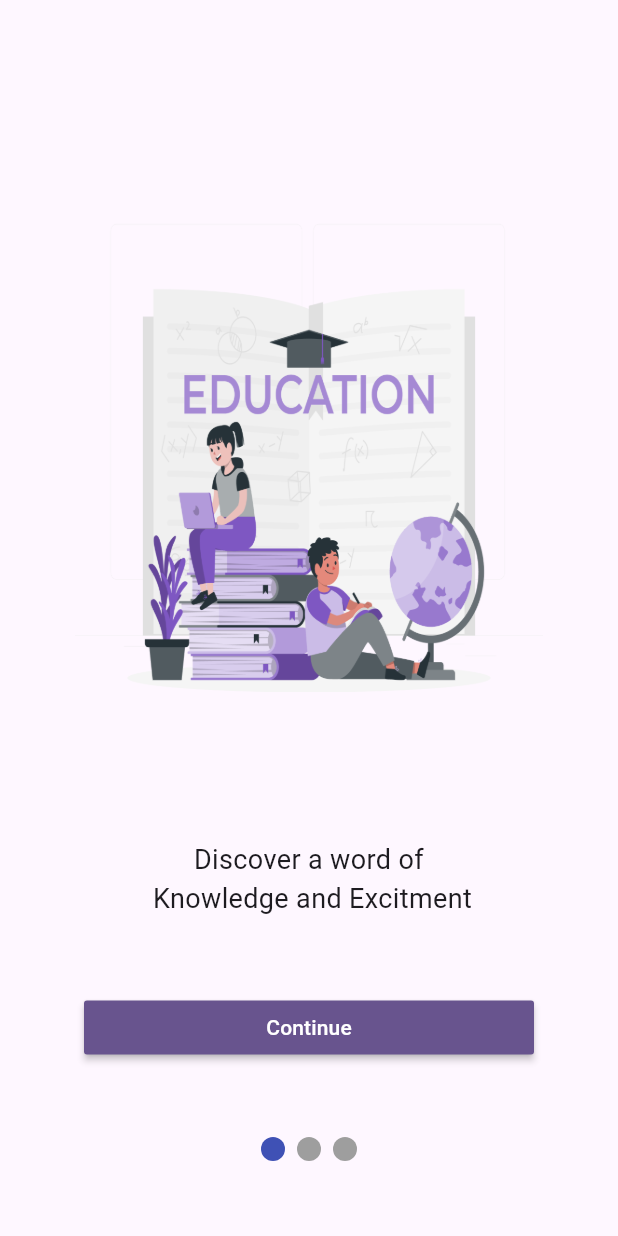
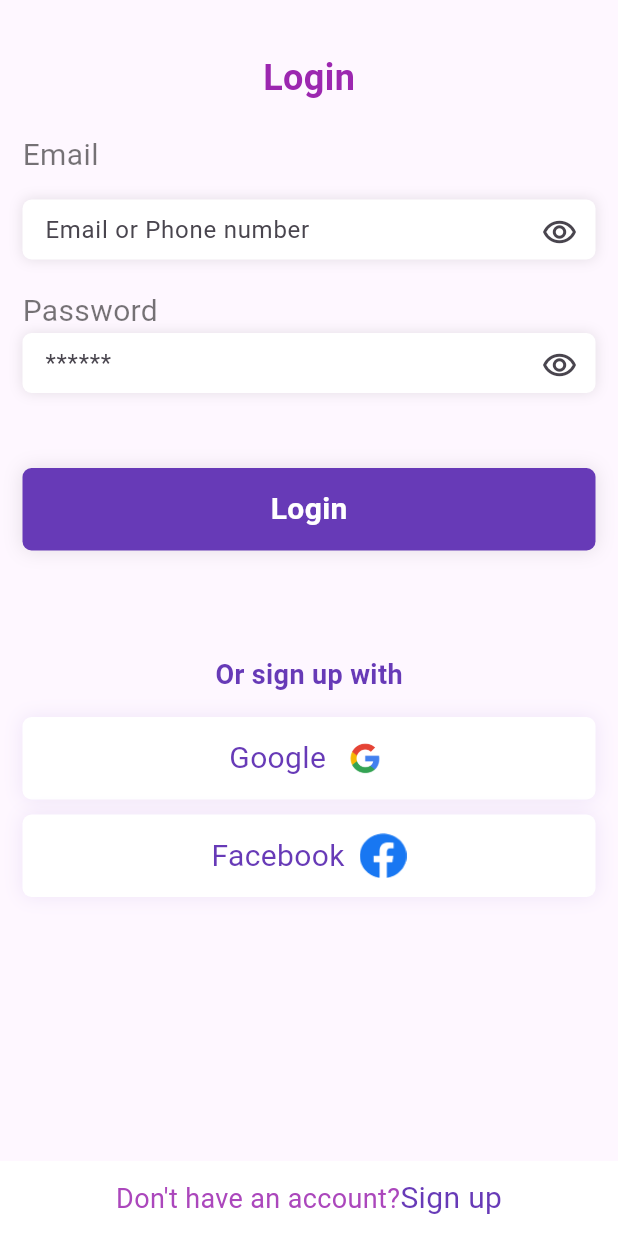
Before and after one commit to DamisolaT/Chatterchums, a Flutter app: the screen it shows after launch, on a phone screen of 412 x 824 dp. Run offline on Flutter 3.47's test engine with Material 3 defaults, Android fonts, the phone set to English and light mode, and no system bars; drawn by our look-alikes of smooth_page_indicator; our stand-ins replace get.

Commit message:
Implementing LoginScreen and SignUpScreen for Capstone Project

```diff
--- /dev/null
+++ b/lib/intro_screens/login_screen.dart
@@ -0,0 +1,111 @@
+
+import 'package:chatterchums/intro_screens/signup_screen.dart';
+import 'package:chatterchums/widgets/loginbtn.dart';
+import 'package:chatterchums/widgets/signupbtn.dart';
+import 'package:chatterchums/widgets/social_login.dart';
+import 'package:chatterchums/widgets/textformchatter.dart';
+import 'package:flutter/material.dart';
+
+class LoginScreen extends StatelessWidget {
+ LoginScreen({super.key});
+ final TextEditingController emailController = TextEditingController();
+ final TextEditingController passwordController = TextEditingController();
+
+
+
+  @override
+  Widget build(BuildContext context) {
+    return Scaffold(
+      body: SingleChildScrollView(
+        child: SafeArea(
+          child: Container(
+            width: double.infinity,
+            padding: EdgeInsets.all(15.0),
+            child: Column(
+              crossAxisAlignment: CrossAxisAlignment.start,
+              children: [
+                const SizedBox(height: 20,),
+                Container(
+                  alignment: Alignment.center,
+                  child: Text(
+                    "Login",
+                  style: TextStyle(
+                    color: Colors.purple,
+                    fontSize: 24,
+                    fontWeight: FontWeight.bold
+                  ),
+                  ),
+                ),
+                SizedBox(height: 20,),
+                Text("Email",
+                style: TextStyle(
+                  fontSize: 20,
+                  color: Colors.black54
+                ),
+                ),
+
+                SizedBox(height: 15,),
+                ////Email Input
+                TextFormChatter(
+                  controller:  emailController,
+                  obscure:  false,
+                  text: "Email or Phone number",
+                  textInputType: TextInputType.emailAddress,
+                ),
+                SizedBox(height: 20,),
+                Text(
+                  "Password",
+                  style: TextStyle(
+                      fontSize: 20,
+                      color: Colors.black54
+                  ),
+                ),
+                ////Password Input
+                TextFormChatter(
+                    controller: passwordController,
+                    text: "******",
+                    textInputType: TextInputType.text,
+                    obscure: true,
+                ),
+                SizedBox(height: 50,),
+                LoginBtn(),
+                SizedBox(height: 70,),
+                SocialLogin()
+              ],
+            ),
+          ),
+        ),
+      ),
+      bottomNavigationBar: Container(
+        height: 50,
+        color: Colors.white,
+        alignment: Alignment.center,
+        child: Row(
+          mainAxisAlignment: MainAxisAlignment.center,
+          children: [
+            Text("Don't have an account?",
+              style: TextStyle(
+                color: Colors.purple[400],
+                fontSize: 18
+              ),
+            ),
+            InkWell(
+              onTap: (){
+                Navigator.push(context, MaterialPageRoute(
+                    builder: (context) => SignUpScreen()
+                ));
+              },
+              child: Text(
+                "Sign up",
+                style: TextStyle(
+                  color: Colors.deepPurple,
+                  fontSize: 20
+                ),
+              ),
+            )
+          ],
+        ),
+      ),
+    );
+  }
+}
--- a/lib/main.dart
+++ b/lib/main.dart
@@ -1,3 +1,4 @@
+import 'package:chatterchums/intro_screens/login_screen.dart';
 import 'package:chatterchums/intro_screens/onboarding_screen.dart';
 import 'package:chatterchums/intro_screens/splash_screen1.dart';
 import 'package:flutter/material.dart';
@@ -20,7 +21,7 @@ class MyApp extends StatelessWidget {
         colorScheme: ColorScheme.fromSeed(seedColor: Colors.deepPurple),
         useMaterial3: true,
       ),
-      home: SplashScreen1(),
+      home: LoginScreen()
     );
   }
 }
--- /dev/null
+++ b/lib/widgets/signupbtn.dart
@@ -0,0 +1,37 @@
+
+
+
+import 'package:flutter/material.dart';
+
+class LoginBtn extends StatelessWidget {
+  const LoginBtn({super.key});
+
+  @override
+  Widget build(BuildContext context) {
+    return InkWell(
+      onTap: (){},
+      child: Container(
+        alignment: Alignment.center,
+        height: 55,
+        decoration: BoxDecoration(
+            color: Colors.deepPurple,
+            borderRadius: BorderRadius.circular(6),
+            boxShadow: [
+              BoxShadow(
+                  color: Colors.black.withOpacity(0.1),
+                  blurRadius: 10
+              )
+            ]
+        ),
+        child: Text(
+          "Login",
+          style: TextStyle(
+              color: Colors.white,
+              fontSize: 20,
+              fontWeight: FontWeight.w600
+          ),
+        ),
+      ),
+    );
+  }
+}
--- /dev/null
+++ b/lib/widgets/social_login.dart
@@ -0,0 +1,98 @@
+
+import 'package:flutter/material.dart';
+
+class SocialLogin extends StatelessWidget {
+  const SocialLogin({super.key});
+
+  @override
+  Widget build(BuildContext context) {
+    return Column(
+      children: [
+        Container(
+          alignment: Alignment.center,
+          child: Text(
+              "Or sign up with",
+            style: TextStyle(
+              color: Colors.deepPurple,
+              fontSize: 18,
+              fontWeight: FontWeight.w600
+            ),
+          ),
+        ),
+        SizedBox(height: 15,),
+        Row(
+          mainAxisAlignment: MainAxisAlignment.center,
+          children: [
+            Expanded(
+              child: Container(
+
+                height: 55,
+                decoration: BoxDecoration(
+                  color: Colors.white,
+                  borderRadius: BorderRadius.circular(6),
+                  boxShadow: [
+                    BoxShadow(
+                      color: Colors.deepPurple.withOpacity(0.1),
+                      blurRadius: 10
+                    )
+                  ]
+                ),
+                child: Row(
+                  mainAxisAlignment: MainAxisAlignment.center,
+                  children: [
+                    Text(
+                      "Google",
+                    style: TextStyle(
+                      color: Colors.deepPurple,
+                      fontSize: 20
+                    ),
+                    ),
+                    SizedBox(width: 10,),
+                    Image.asset("assets/images/google_img.png", height: 30,)
+                  ],
+                ),
+              ),
+            )
+          ],
+        ),
+        SizedBox(height: 10,),
+        Row(
+          mainAxisAlignment: MainAxisAlignment.center,
+          children: [
+            Expanded(
+              child: Container(
+
+                height: 55,
+                decoration: BoxDecoration(
+                    color: Colors.white,
+                    borderRadius: BorderRadius.circular(6),
+                    boxShadow: [
+                      BoxShadow(
+                          color: Colors.deepPurple.withOpacity(0.1),
+                          blurRadius: 10
+                      )
+                    ]
+                ),
+                child: Row(
+                  mainAxisAlignment: MainAxisAlignment.center,
+                  children: [
+                    Text(
+                      "Facebook",
+                      style: TextStyle(
+                          color: Colors.deepPurple,
+                          fontSize: 20
+                      ),
+                    ),
+                    SizedBox(width: 10,),
+                    Image.asset("assets/images/facebook_img.png", height: 30,)
+                  ],
+                ),
+              ),
+            )
+          ],
+        ),
+
+      ],
+    );
+  }
+}
--- /dev/null
+++ b/lib/widgets/textformchatter.dart
@@ -0,0 +1,46 @@
+import 'package:flutter/material.dart';
+
+class TextFormChatter extends StatelessWidget {
+  const TextFormChatter({super.key,
+    required this.controller,
+    required this.text,
+    required this.textInputType,
+    required this.obscure});
+
+  final TextEditingController controller;
+  final String text;
+  final TextInputType textInputType;
+  final bool obscure;
+
+  @override
+  Widget build(BuildContext context) {
+    return Container(
+      height: 40,
+      padding: EdgeInsets.only(top: 3, left: 15),
+      decoration: BoxDecoration(
+        color: Colors.white,
+        borderRadius: BorderRadius.circular(6),
+        boxShadow: [
+          BoxShadow(
+            color: Colors.black.withOpacity(0.1),
+            blurRadius: 7
+          )
+        ]
+      ),
+      child: TextFormField(
+        controller: controller,
+        keyboardType: TextInputType.emailAddress,
+        obscureText: true,
+        decoration: InputDecoration(
+          hintText: text,
+          suffixIcon: Icon(Icons.remove_red_eye_outlined),
+          border: InputBorder.none,
+          contentPadding: EdgeInsets.all(0),
+          hintStyle: TextStyle(
+            height: 1
+          )
+        ),
+      ),
+    );
+  }
+}
--- a/pubspec.yaml
+++ b/pubspec.yaml
@@ -35,8 +35,10 @@ dependencies:
   # The following adds the Cupertino Icons font to your application.
   # Use with the CupertinoIcons class for iOS style icons.
   cupertino_icons: ^1.0.2
-  flutter_svg: ^2.0.10+1
+  flutter_svg:
   smooth_page_indicator: ^1.1.0
+  get: ^4.6.6
+
 
 dev_dependencies:
   flutter_test:
```
Also changed, not shown: lib/intro_screens/onboarding_screen.dart (+11 -3 lines), lib/intro_screens/signup_screen.dart (added, +118 -0 lines), lib/widgets/loginbtn.dart (added, +35 -0 lines), assets/images/facebook_img.png (added), assets/images/google_img.png (added), assets/images/img1.png, assets/images/splash_icon.png (added), pubspec.lock.
